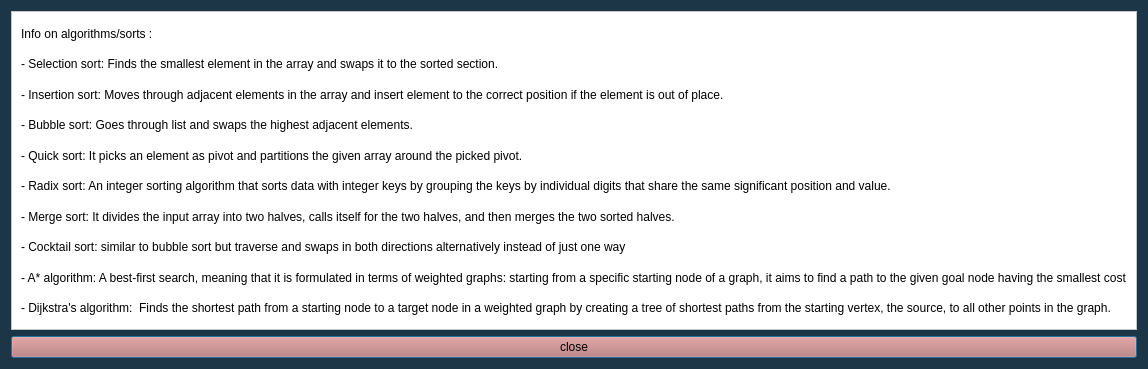
Above: gui/GraphicsFrame/AlgorithmVisualizer/algdisplaywindow.ui from ethancfung/Sorting-Pathfinding-Algorithm-Visualizer before the change. Below: the same form after it.
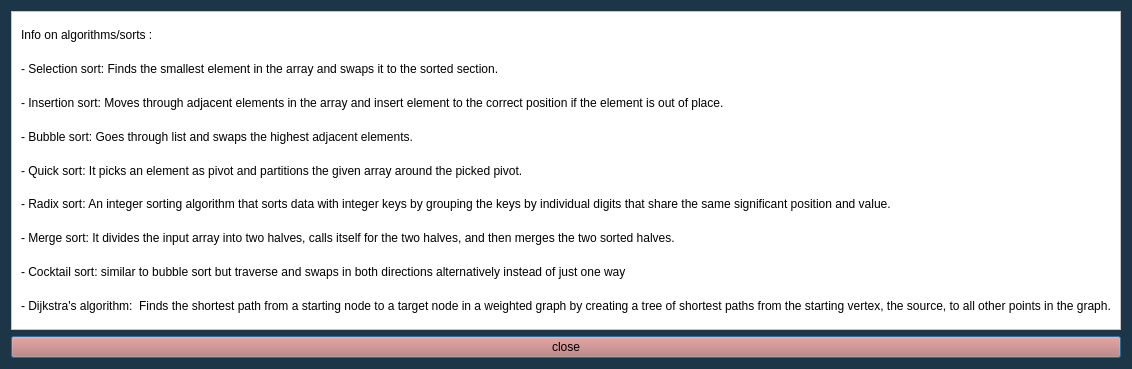
That is the form after the change.

Commit message: Removed algorithm info on old GUI for A* algorithm)

```diff
--- a/gui/GraphicsFrame/AlgorithmVisualizer/algdisplaywindow.ui
+++ b/gui/GraphicsFrame/AlgorithmVisualizer/algdisplaywindow.ui
@@ -85,13 +85,6 @@
         </property>
        </widget>
       </item>
-      <item>
-       <widget class="QLabel" name="label_10">
-        <property name="text">
-         <string>- A* algorithm: A best-first search, meaning that it is formulated in terms of weighted graphs: starting from a specific starting node of a graph, it aims to find a path to the given goal node having the smallest cost</string>
-        </property>
-       </widget>
-      </item>
       <item>
        <widget class="QLabel" name="label_11">
         <property name="text">
```
The commit also changes 1 other file.
